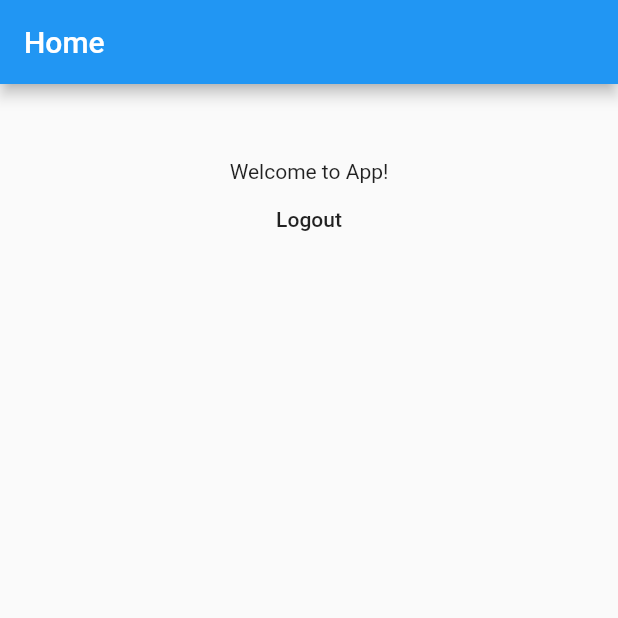
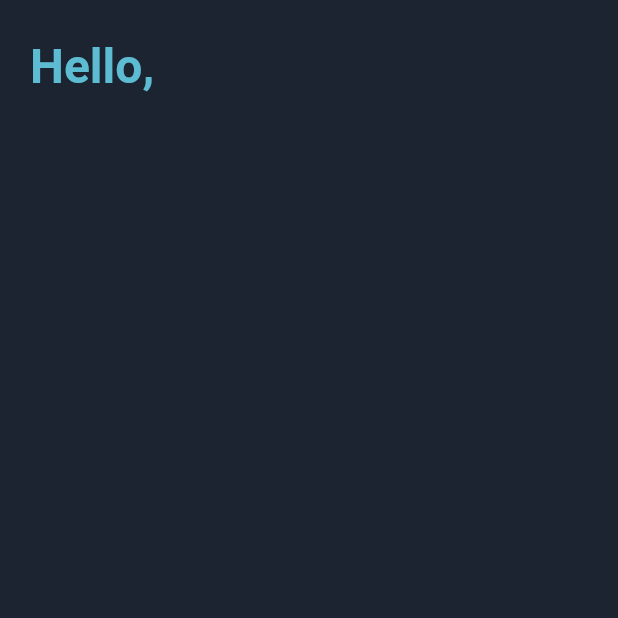
Before and after one commit to REGATTE/PROSPER, a Flutter app: the screen it shows after launch, after a tap on "LOGIN", on a phone screen of 412 x 824 dp, the top half of it. Run offline on Flutter 3.47's test engine with Material 2 defaults, Android fonts, the phone set to English and light mode, and no system bars; our stand-ins replace font_awesome_flutter; project files that could hold a hidden picture were left out.

Commit message:
git commit

```diff
--- a/flutter_mobile/prosper/lib/main.dart
+++ b/flutter_mobile/prosper/lib/main.dart
@@ -5,6 +5,7 @@ import 'pages/login_page.dart';
 
 void main() {
   runApp(new MaterialApp(
+    debugShowCheckedModeBanner: false,
     home: new SplashScreen(),
     routes: <String, WidgetBuilder>{
       '/HomeScreen': (BuildContext context) => new LoginPage()
@@ -36,6 +37,7 @@ class _SplashScreenState extends State<SplashScreen> {
   @override
   Widget build(BuildContext context) {
     return new Scaffold(
+      backgroundColor: Color(0xFF1B2430),
       body: new Center(
         child: new Image.asset('images/PROSPER_EDIT_1.jpg'),
       ),
--- a/flutter_mobile/prosper/lib/pages/home_page.dart
+++ b/flutter_mobile/prosper/lib/pages/home_page.dart
@@ -1,32 +1,42 @@
 import 'package:flutter/material.dart';
-import '../main.dart';
 
-class HomePage extends StatelessWidget {
+class HomePage extends StatefulWidget {
   @override
-  Widget build(BuildContext context) => new Scaffold(
-    appBar: new AppBar(
-      title: new Text('Home'),
-    ),
-    body: new Container(
-      margin: new EdgeInsets.only(
-          top: 50.0
-      ),
-      alignment: Alignment.center,
-      child: new Column(
-        children: <Widget>[
-          new Text('Welcome to App!'),
-          new FlatButton(
-              child: new Text(
-                  'Logout'
+  _HomePageState createState() => _HomePageState();
+}
+
+class _HomePageState extends State<HomePage> {
+  @override
+  Widget build(BuildContext context) {
+    return Scaffold(
+        backgroundColor: Color(0xFF1B2430),
+        body: SafeArea(
+            child: Container(
+          child: Column(
+            children: <Widget>[
+              SizedBox(
+                height: 25,
               ),
-              onPressed: () {
-               // appAuth.logout().then(
-                 //       (_) => Navigator.of(context).pushReplacementNamed('/login')
-                //  );
-              }
-          )
-        ],
-      ),
-    ),
-  );
+              Align(
+                alignment: Alignment.topLeft,
+                child: Padding(
+                  padding: const EdgeInsets.only(left: 20.0),
+                  child: RichText(
+                    text: TextSpan(
+                      children: [
+                        TextSpan( text: 'Hello,',
+                            style: TextStyle(
+                                fontSize: 32,
+                                fontWeight: FontWeight.w700,
+                                color: Color(0xFF5DBCD2))),
+                      ],
+                    ),
+                  ),
+                ),
+              ),
+
+            ],
+          ),
+        )));
+  }
 }
--- a/flutter_mobile/prosper/lib/pages/login_page.dart
+++ b/flutter_mobile/prosper/lib/pages/login_page.dart
@@ -75,8 +75,8 @@ class _LoginPageState extends State<LoginPage>
                     Padding(
                       padding: EdgeInsets.only(top: 75.0),
                       child: new Image(
-                          width: SizeConfig.safeBlockHorizontal * 85,
-                          height: SizeConfig.safeBlockVertical * 35,
+                          width: SizeConfig.safeBlockHorizontal * 60,
+                          height: SizeConfig.safeBlockVertical * 30,
                           fit: BoxFit.fill,
                           image: new AssetImage('images/login_logo.png')),
                     ),
@@ -409,7 +409,7 @@ class _LoginPageState extends State<LoginPage>
                     children: <Widget>[
                       Padding(
                         padding: EdgeInsets.only(
-                            top: 20.0, bottom: 20.0, left: 25.0, right: 25.0),
+                            top: 10.0, bottom: 20.0, left: 25.0, right: 25.0),
                         child: TextField(
                           focusNode: myFocusNodeName,
                           controller: signupNameController,
```
Also changed, not shown: 31 other files.
